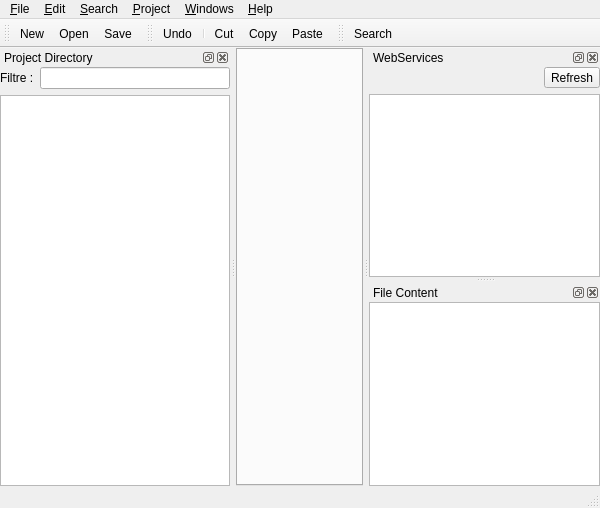
phoenix741/xinx, file ui/mainform.ui: the form before one commit.
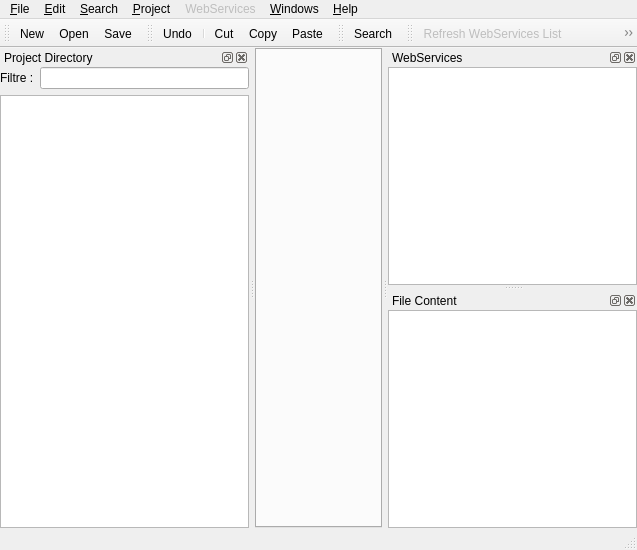
The form after the commit. Icons and pictures are not drawn. Custom widgets are drawn as their Qt base class.

Commit message: WebServices encours

Diff of the .ui file:
```diff
--- a/ui/mainform.ui
+++ b/ui/mainform.ui
@@ -5,8 +5,8 @@
    <rect>
     <x>0</x>
     <y>0</y>
-    <width>600</width>
-    <height>508</height>
+    <width>637</width>
+    <height>550</height>
    </rect>
   </property>
   <property name="windowTitle" >
@@ -18,7 +18,7 @@
      <number>0</number>
     </property>
     <property name="spacing" >
-     <number>6</number>
+     <number>0</number>
     </property>
     <item row="0" column="0" >
      <widget class="TabEditor" name="m_tabEditors" />
@@ -30,7 +30,7 @@
     <rect>
      <x>0</x>
      <y>0</y>
-     <width>600</width>
+     <width>637</width>
      <height>29</height>
     </rect>
    </property>
@@ -51,43 +51,6 @@
     <addaction name="separator" />
     <addaction name="m_exitAct" />
    </widget>
-   <widget class="QMenu" name="m_projectMenu" >
-    <property name="title" >
-     <string>&amp;Project</string>
-    </property>
-    <widget class="QMenu" name="m_recentProjectMenu" >
-     <property name="title" >
-      <string>&amp;Recent project</string>
-     </property>
-     <property name="icon" >
-      <iconset resource="../images/application.qrc" >:/fileopen.png</iconset>
-     </property>
-     <addaction name="m_openProjectAct" />
-    </widget>
-    <addaction name="m_newProjectAct" />
-    <addaction name="m_recentProjectMenu" />
-    <addaction name="m_saveProjectAct" />
-    <addaction name="m_closeProjectAct" />
-    <addaction name="separator" />
-    <addaction name="m_projectPropertyAct" />
-    <addaction name="separator" />
-    <addaction name="m_customApplicationAct" />
-   </widget>
-   <widget class="QMenu" name="m_windowsMenu" >
-    <property name="title" >
-     <string>&amp;Windows</string>
-    </property>
-    <addaction name="m_nextTabAct" />
-    <addaction name="m_previousTabAct" />
-    <addaction name="separator" />
-   </widget>
-   <widget class="QMenu" name="m_helpMenu" >
-    <property name="title" >
-     <string>&amp;Help</string>
-    </property>
-    <addaction name="m_aboutAct" />
-    <addaction name="m_aboutQtAct" />
-   </widget>
    <widget class="QMenu" name="m_searchMenu" >
     <property name="title" >
      <string>&amp;Search</string>
@@ -124,10 +87,60 @@
     <addaction name="m_uncommentLineAct" />
     <addaction name="m_completeAct" />
    </widget>
+   <widget class="QMenu" name="m_projectMenu" >
+    <property name="title" >
+     <string>&amp;Project</string>
+    </property>
+    <widget class="QMenu" name="m_recentProjectMenu" >
+     <property name="title" >
+      <string>&amp;Recent project</string>
+     </property>
+     <property name="icon" >
+      <iconset resource="../images/application.qrc" >:/fileopen.png</iconset>
+     </property>
+     <addaction name="m_openProjectAct" />
+    </widget>
+    <addaction name="m_newProjectAct" />
+    <addaction name="m_recentProjectMenu" />
+    <addaction name="m_saveProjectAct" />
+    <addaction name="m_closeProjectAct" />
+    <addaction name="separator" />
+    <addaction name="m_projectPropertyAct" />
+    <addaction name="separator" />
+    <addaction name="m_customApplicationAct" />
+   </widget>
+   <widget class="QMenu" name="m_webServicesMenu" >
+    <property name="enabled" >
+     <bool>false</bool>
+    </property>
+    <property name="title" >
+     <string>WebServices</string>
+    </property>
+    <addaction name="m_refreshWebServicesListAct" />
+    <addaction name="separator" />
+    <addaction name="m_callWebServicesAct" />
+    <addaction name="m_webServicesFilePropertyAct" />
+   </widget>
+   <widget class="QMenu" name="m_helpMenu" >
+    <property name="title" >
+     <string>&amp;Help</string>
+    </property>
+    <addaction name="m_aboutAct" />
+    <addaction name="m_aboutQtAct" />
+   </widget>
+   <widget class="QMenu" name="m_windowsMenu" >
+    <property name="title" >
+     <string>&amp;Windows</string>
+    </property>
+    <addaction name="m_nextTabAct" />
+    <addaction name="m_previousTabAct" />
+    <addaction name="separator" />
+   </widget>
    <addaction name="m_fileMenu" />
    <addaction name="m_editMenu" />
    <addaction name="m_searchMenu" />
    <addaction name="m_projectMenu" />
+   <addaction name="m_webServicesMenu" />
    <addaction name="m_windowsMenu" />
    <addaction name="m_helpMenu" />
   </widget>
@@ -181,32 +194,9 @@
       <number>0</number>
      </property>
      <property name="spacing" >
-      <number>6</number>
+      <number>0</number>
      </property>
-     <item row="0" column="1" >
-      <widget class="QToolButton" name="m_webServicesRefreshBtn" >
-       <property name="text" >
-        <string>Refresh</string>
-       </property>
-       <property name="icon" >
-        <iconset resource="../images/application.qrc" >:/wrap.png</iconset>
-       </property>
-      </widget>
-     </item>
      <item row="0" column="0" >
-      <spacer>
-       <property name="orientation" >
-        <enum>Qt::Horizontal</enum>
-       </property>
-       <property name="sizeHint" >
-        <size>
-         <width>40</width>
-         <height>20</height>
-        </size>
-       </property>
-      </spacer>
-     </item>
-     <item row="1" column="0" colspan="2" >
       <widget class="QTreeView" name="m_webServicesTreeView" />
      </item>
     </layout>
@@ -274,6 +264,22 @@
     </layout>
    </widget>
   </widget>
+  <widget class="QToolBar" name="m_webServicesToolBar" >
+   <property name="enabled" >
+    <bool>false</bool>
+   </property>
+   <property name="windowTitle" >
+    <string>WebServices Tool Bar</string>
+   </property>
+   <property name="orientation" >
+    <enum>Qt::Horizontal</enum>
+   </property>
+   <attribute name="toolBarArea" >
+    <number>4</number>
+   </attribute>
+   <addaction name="m_refreshWebServicesListAct" />
+   <addaction name="m_callWebServicesAct" />
+  </widget>
   <action name="m_newAct" >
    <property name="icon" >
     <iconset resource="../images/application.qrc" >:/filenew.png</iconset>
@@ -661,6 +667,27 @@
     <string>Shift+F3</string>
    </property>
   </action>
+  <action name="m_refreshWebServicesListAct" >
+   <property name="icon" >
+    <iconset resource="../images/application.qrc" >:/wrap.png</iconset>
+   </property>
+   <property name="text" >
+    <string>Refresh WebServices List</string>
+   </property>
+  </action>
+  <action name="m_webServicesFilePropertyAct" >
+   <property name="text" >
+    <string>WebServices File Property</string>
+   </property>
+  </action>
+  <action name="m_callWebServicesAct" >
+   <property name="icon" >
+    <iconset resource="../images/application.qrc" >:/resume.png</iconset>
+   </property>
+   <property name="text" >
+    <string>Call WebServices</string>
+   </property>
+  </action>
  </widget>
  <customwidgets>
   <customwidget>
```
Left out of the diff: 11 changed lines with no effect on the pictures. The commit also changes 15 other files.
